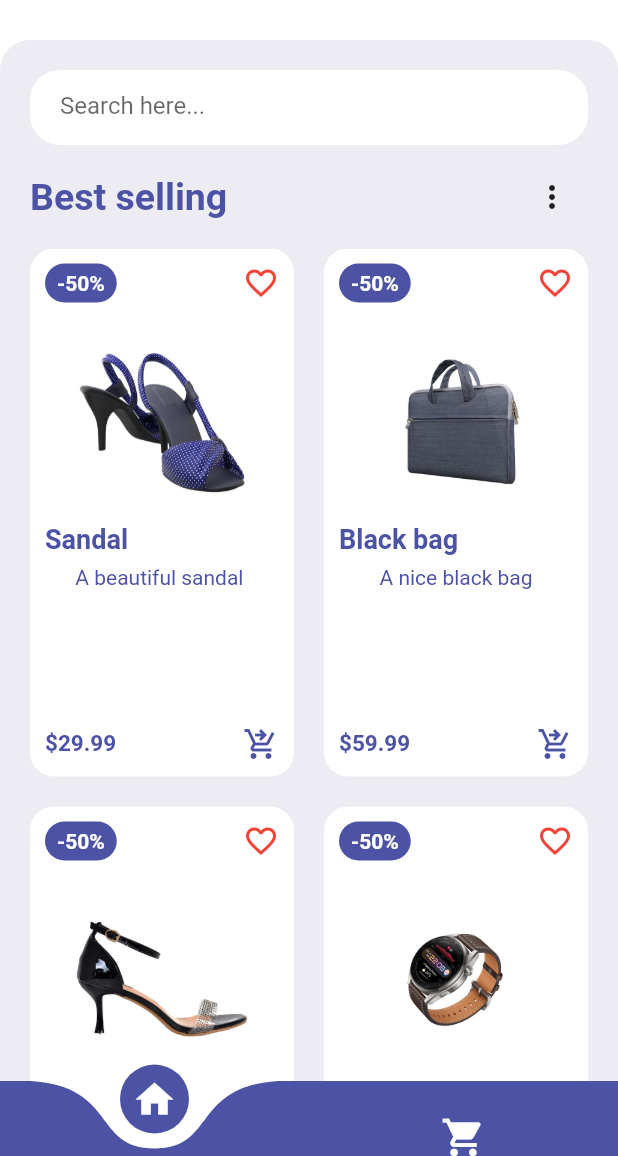
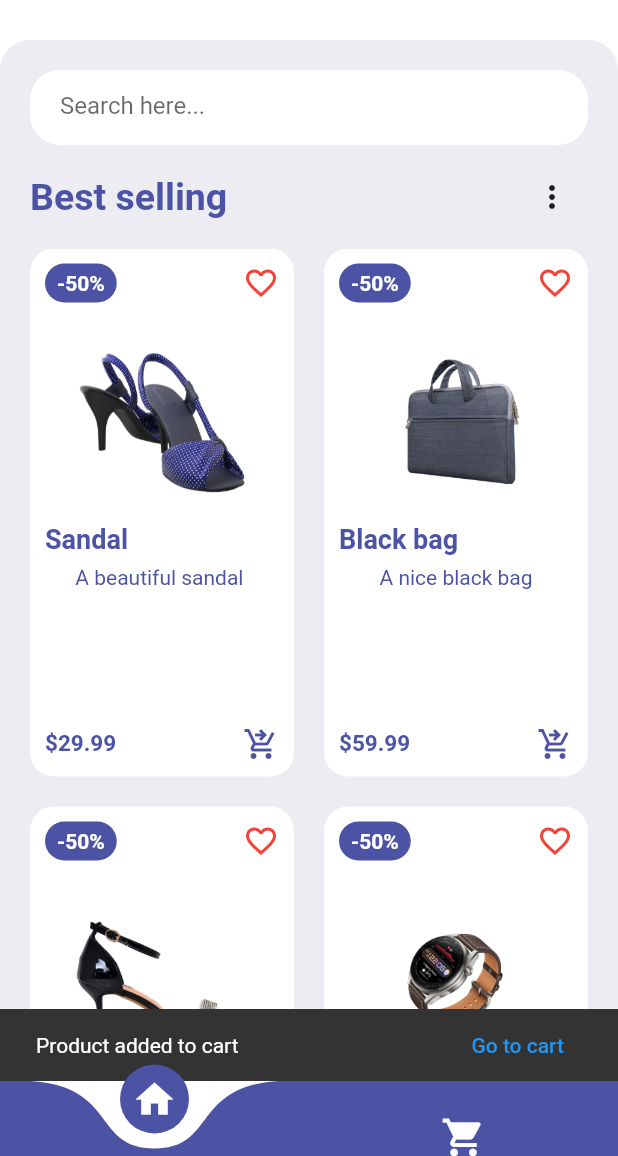
Before and after one commit to kalph1998/shop-new-flutter, a Flutter app: the screen it shows after launch, after a tap on the "shopping cart checkout" icon, on a phone screen of 412 x 824 dp, the part 80-1236 px from its top. Run offline on Flutter 3.47's test engine with Material 2 defaults, Android fonts, the phone set to English and light mode, and no system bars; drawn by our look-alikes of badges, curved_navigation_bar; our stand-ins replace flutter_rating_bar; missing offline and left inert: clippy_flutter.

Commit message:
finished app

```diff
--- a/lib/screens/item_page.dart
+++ b/lib/screens/item_page.dart
@@ -5,6 +5,7 @@ import 'package:provider/provider.dart';
 import 'package:shop/providers/cart.dart';
 import 'package:shop/providers/product.dart';
 import 'package:shop/providers/products.dart';
+import 'package:shop/screens/cart_page.dart';
 import 'package:shop/widgets/item_app_bar.dart';
 
 class ItemPage extends StatefulWidget {
@@ -403,6 +404,14 @@ class _ItemPageState extends State<ItemPage> {
               onTap: () {
                 cart.addItem(item.id, item.price, item.title, item.imageUrl,
                     productQuantity: itemQuantity);
+                ScaffoldMessenger.of(context).showSnackBar(SnackBar(
+                  content: const Text('Product added to cart'),
+                  action: SnackBarAction(
+                      label: 'Go to cart',
+                      onPressed: () {
+                        Navigator.of(context).pushNamed(CartPage.routeName);
+                      }),
+                ));
               },
               child: Container(
                 padding: EdgeInsets.all(12),
--- a/lib/widgets/products_widget.dart
+++ b/lib/widgets/products_widget.dart
@@ -3,6 +3,7 @@ import 'package:provider/provider.dart';
 import 'package:shop/providers/cart.dart';
 import 'package:shop/providers/product.dart';
 import 'package:shop/providers/products.dart';
+import 'package:shop/screens/cart_page.dart';
 import 'package:shop/screens/item_page.dart';
 
 class ProductsWidget extends StatelessWidget {
@@ -136,6 +137,14 @@ class Item extends StatelessWidget {
               InkWell(
                 onTap: () {
                   cart.addItem(item.id, item.price, item.title, item.imageUrl);
+                  ScaffoldMessenger.of(context).showSnackBar(SnackBar(
+                    content: const Text('Product added to cart'),
+                    action: SnackBarAction(
+                        label: 'Go to cart',
+                        onPressed: () {
+                          Navigator.of(context).pushNamed(CartPage.routeName);
+                        }),
+                  ));
                 },
                 child: Icon(
                   Icons.shopping_cart_checkout,
```
